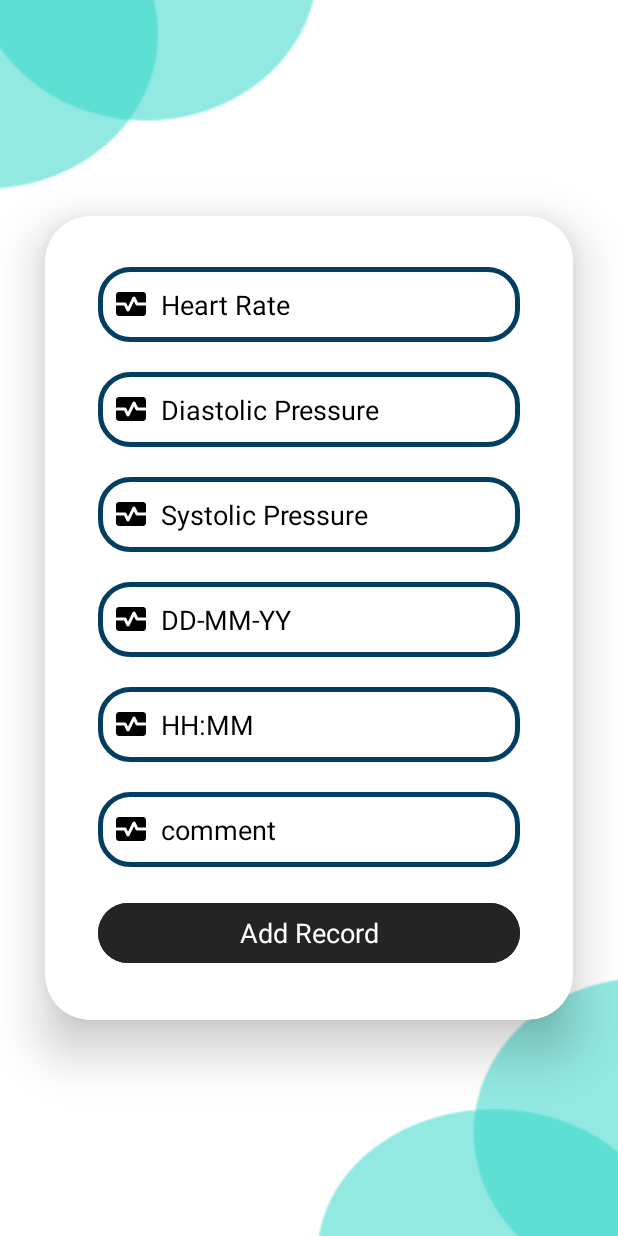
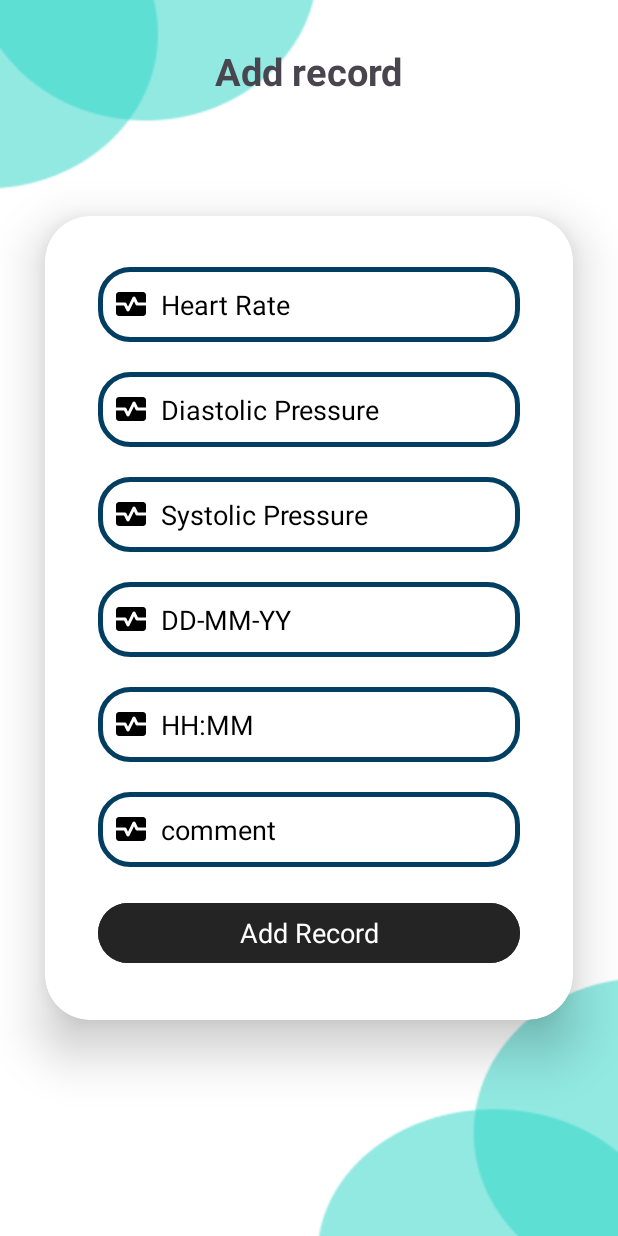
Before and after one commit to Abtahe103/CardiacRecorder, an Android app: the AddRecordActivity screen opened directly, with no data from a screen before it, on a phone screen of 412 x 824 dp. Run offline under Robolectric (Android 15) with nearby library versions, the phone set to English and light mode, and no system bars; our stand-ins replace Firebase (no records; nobody signed in at launch, a user with empty details on screens opened directly).

Commit message:
UI design Updated

```diff
--- a/app/src/main/res/layout/activity_add_record.xml
+++ b/app/src/main/res/layout/activity_add_record.xml
@@ -6,7 +6,24 @@
     android:layout_height="match_parent"
     android:background="@drawable/loginpagebgrnd2"
     tools:context=".AddRecordActivity"
-    android:id="@+id/add_record_view">
+    android:id="@+id/add_record_view"
+    android:layout_gravity="center"
+    >
+    <LinearLayout
+        android:layout_width="match_parent"
+        android:layout_height="wrap_content"
+        android:gravity="center"
+        tools:ignore="MissingConstraints">
+        <TextView
+            android:layout_width="wrap_content"
+            android:layout_height="wrap_content"
+            android:text="Add record"
+            android:textSize="25dp"
+            android:textStyle="bold"
+            android:layout_margin="30dp">
+
+        </TextView>
+    </LinearLayout>
 
 <androidx.cardview.widget.CardView
         android:layout_width="match_parent"
```
Also changed, not shown: app/src/main/res/layout/activity_edit_record.xml (+15 -0 lines), app/src/main/res/layout/activity_record_list.xml (+25 -4 lines).
